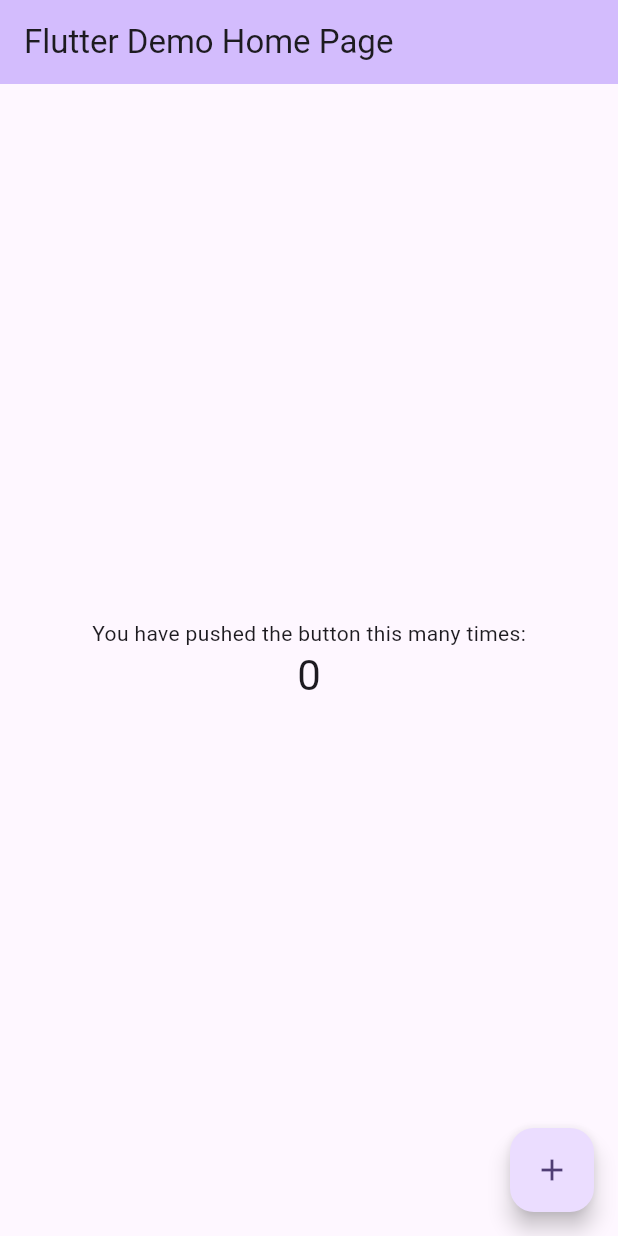
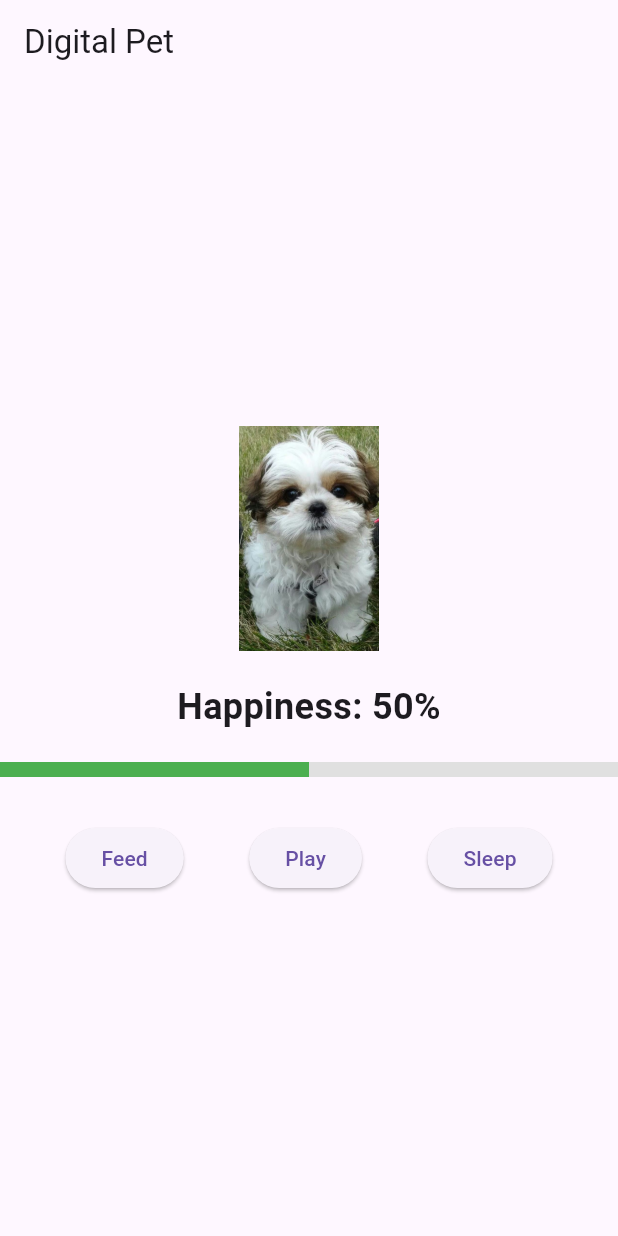
Before and after one commit to ramyamorla/digital_pet_app, a Flutter app: the screen it shows after launch, on a phone screen of 412 x 824 dp. Run offline on Flutter 3.47's test engine with Material 3 defaults, Android fonts, the phone set to English and light mode, and no system bars.

Commit message:
added sleep feature in petapp

```diff
--- a/lib/main.dart
+++ b/lib/main.dart
@@ -1,125 +1,87 @@
 import 'package:flutter/material.dart';
 
 void main() {
-  runApp(const MyApp());
+  runApp(DigitalPetApp());
 }
 
-class MyApp extends StatelessWidget {
-  const MyApp({super.key});
-
-  // This widget is the root of your application.
+class DigitalPetApp extends StatefulWidget {
   @override
-  Widget build(BuildContext context) {
-    return MaterialApp(
-      title: 'Flutter Demo',
-      theme: ThemeData(
-        // This is the theme of your application.
-        //
-        // TRY THIS: Try running your application with "flutter run". You'll see
-        // the application has a purple toolbar. Then, without quitting the app,
-        // try changing the seedColor in the colorScheme below to Colors.green
-        // and then invoke "hot reload" (save your changes or press the "hot
-        // reload" button in a Flutter-supported IDE, or press "r" if you used
-        // the command line to start the app).
-        //
-        // Notice that the counter didn't reset back to zero; the application
-        // state is not lost during the reload. To reset the state, use hot
-        // restart instead.
-        //
-        // This works for code too, not just values: Most code changes can be
-        // tested with just a hot reload.
-        colorScheme: ColorScheme.fromSeed(seedColor: Colors.deepPurple),
-        useMaterial3: true,
-      ),
-      home: const MyHomePage(title: 'Flutter Demo Home Page'),
-    );
-  }
+  _DigitalPetAppState createState() => _DigitalPetAppState();
 }
 
-class MyHomePage extends StatefulWidget {
-  const MyHomePage({super.key, required this.title});
+class _DigitalPetAppState extends State<DigitalPetApp> {
+  int happinessLevel = 50; // Happiness starts at 50
 
-  // This widget is the home page of your application. It is stateful, meaning
-  // that it has a State object (defined below) that contains fields that affect
-  // how it looks.
+  // Function to feed the pet
+  void feedPet() {
+    setState(() {
+      happinessLevel += 10;
+      if (happinessLevel > 100) happinessLevel = 100;
+    });
+  }
 
-  // This class is the configuration for the state. It holds the values (in this
-  // case the title) provided by the parent (in this case the App widget) and
-  // used by the build method of the State. Fields in a Widget subclass are
-  // always marked "final".
+  // Function to play with the pet dog
+  void playWithPet() {
+    setState(() {
+      happinessLevel += 15;
+      if (happinessLevel > 100) happinessLevel = 100;
+    });
+  }
 
-  final String title;
-
-  @override
-  State<MyHomePage> createState() => _MyHomePageState();
-}
-
-class _MyHomePageState extends State<MyHomePage> {
-  int _counter = 0;
-
-  void _incrementCounter() {
+  // Function to put the pet dog to sleep
+  void putPetToSleep() {
     setState(() {
-      // This call to setState tells the Flutter framework that something has
-      // changed in this State, which causes it to rerun the build method below
-      // so that the display can reflect the updated values. If we changed
-      // _counter without calling setState(), then the build method would not be
-      // called again, and so nothing would appear to happen.
-      _counter++;
+      happinessLevel -= 10;
+      if (happinessLevel < 0) happinessLevel = 0;
     });
   }
 
   @override
   Widget build(BuildContext context) {
-    // This method is rerun every time setState is called, for instance as done
-    // by the _incrementCounter method above.
-    //
-    // The Flutter framework has been optimized to make rerunning build methods
-    // fast, so that you can just rebuild anything that needs updating rather
-    // than having to individually change instances of widgets.
-    return Scaffold(
-      appBar: AppBar(
-        // TRY THIS: Try changing the color here to a specific color (to
-        // Colors.amber, perhaps?) and trigger a hot reload to see the AppBar
-        // change color while the other colors stay the same.
-        backgroundColor: Theme.of(context).colorScheme.inversePrimary,
-        // Here we take the value from the MyHomePage object that was created by
-        // the App.build method, and use it to set our appbar title.
-        title: Text(widget.title),
-      ),
-      body: Center(
-        // Center is a layout widget. It takes a single child and positions it
-        // in the middle of the parent.
-        child: Column(
-          // Column is also a layout widget. It takes a list of children and
-          // arranges them vertically. By default, it sizes itself to fit its
-          // children horizontally, and tries to be as tall as its parent.
-          //
-          // Column has various properties to control how it sizes itself and
-          // how it positions its children. Here we use mainAxisAlignment to
-          // center the children vertically; the main axis here is the vertical
-          // axis because Columns are vertical (the cross axis would be
-          // horizontal).
-          //
-          // TRY THIS: Invoke "debug painting" (choose the "Toggle Debug Paint"
-          // action in the IDE, or press "p" in the console), to see the
-          // wireframe for each widget.
+    return MaterialApp(
+      debugShowCheckedModeBanner: false,
+      home: Scaffold(
+        appBar: AppBar(title: Text('Digital Pet')),
+        body: Column(
           mainAxisAlignment: MainAxisAlignment.center,
-          children: <Widget>[
-            const Text(
-              'You have pushed the button this many times:',
+          children: [
+            // Make sure the path here matches the asset folder in pubspec.yaml
+            Image.asset('assets/puppy.jpeg', height: 150), // Pet image from assets
+            SizedBox(height: 20),
+            Text(
+              'Happiness: $happinessLevel%',
+              style: TextStyle(fontSize: 24, fontWeight: FontWeight.bold),
             ),
-            Text(
-              '$_counter',
-              style: Theme.of(context).textTheme.headlineMedium,
+            SizedBox(height: 20),
+            // Progress bar indicating happiness level
+            LinearProgressIndicator(
+              value: happinessLevel / 100,
+              backgroundColor: Colors.grey[300],
+              color: Colors.green,
+              minHeight: 10,
+            ),
+            SizedBox(height: 30),
+            // Buttons to interact with the pet
+            Row(
+              mainAxisAlignment: MainAxisAlignment.spaceEvenly,
+              children: [
+                ElevatedButton(
+                  onPressed: feedPet,
+                  child: Text('Feed'),
+                ),
+                ElevatedButton(
+                  onPressed: playWithPet,
+                  child: Text('Play'),
+                ),
+                ElevatedButton(
+                  onPressed: putPetToSleep,
+                  child: Text('Sleep'),
+                ),
+              ],
             ),
           ],
         ),
       ),
-      floatingActionButton: FloatingActionButton(
-        onPressed: _incrementCounter,
-        tooltip: 'Increment',
-        child: const Icon(Icons.add),
-      ), // This trailing comma makes auto-formatting nicer for build methods.
     );
   }
 }
```
Also changed, not shown: pubspec.yaml (+2 -66 lines), assets/puppy.jpeg (added).
